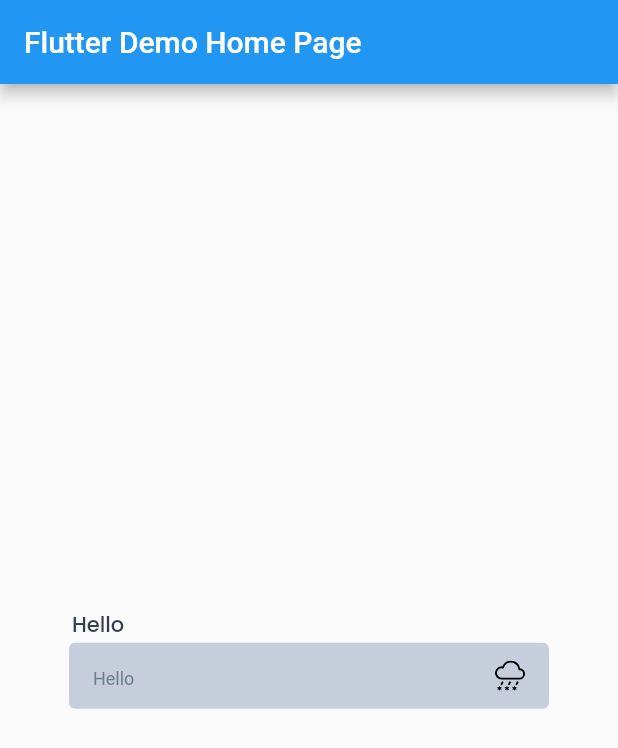
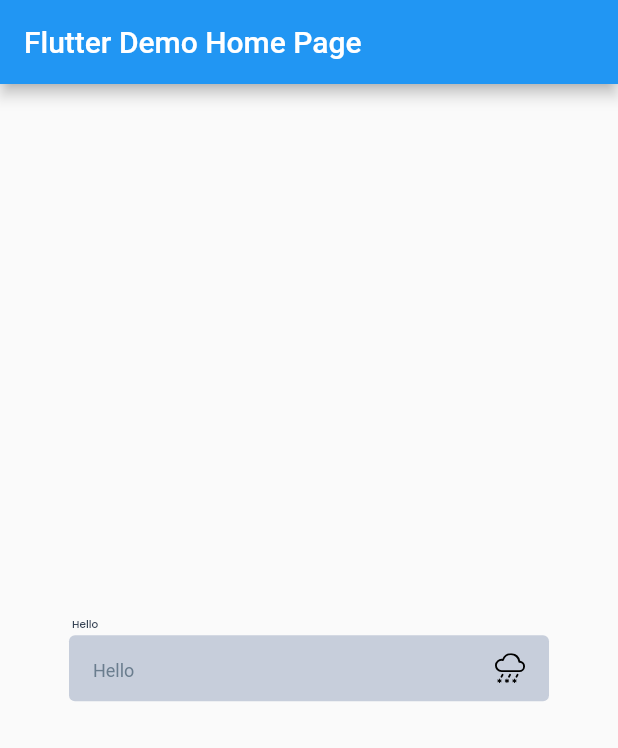
Before and after one commit to rokr1590/aakar-foundry, a Flutter app: the screen it shows after launch, on a phone screen of 412 x 824 dp. Shown: the top 748 px of the screen. Run offline on Flutter 3.47's test engine with Material 2 defaults, Android fonts, the phone set to English and light mode, and no system bars; our stand-ins replace bootstrap_icons; missing offline and left inert: dart:ffi.

Commit message:
app_style, textfield and button file done

```diff
--- a/lib/themes/app_style.dart
+++ b/lib/themes/app_style.dart
@@ -1,19 +1,158 @@
 import 'dart:ui';
 import 'package:aakarfoundry/utils/color_constant.dart';
 import 'package:aakarfoundry/utils/size_utils.dart';
+import 'package:flutter/material.dart';
 
-class AppStyle{
- static TextStyle txtPoppinsBold64bgDark = TextStyle(
-  color: Colorselect.bgDark,
-  fontSize:getFontSize(64),
+class AppStyle {
+  static TextStyle txtPoppinsBold64(Color color) => TextStyle(
+        color: color,
+        fontSize: getFontSize(64),
         fontFamily: 'Poppins',
         fontWeight: FontWeight.bold,
       );
 
- static TextStyle txtPoppinsBold28bgDark = TextStyle(
-  color: Colorselect.bgDark,
-  fontSize:getFontSize(28),
+  static TextStyle txtPoppinsBold28(Color color) => TextStyle(
+        color: color,
+        fontSize: getFontSize(28),
         fontFamily: 'Poppins',
         fontWeight: FontWeight.bold,
       );
+
+  static TextStyle txtPoppinRegular14(Color color) => TextStyle(
+        color: color,
+        fontSize: getFontSize(14),
+        fontFamily: 'Poppins',
+        fontWeight: FontWeight.w400,
+        letterSpacing: 0.02,
+        height: 1.5,
+      );
+
+  static TextStyle txtPoppinsRegular12(Color color) => TextStyle(
+        color: color,
+        fontSize: getFontSize(12),
+        fontFamily: 'Poppins',
+        fontWeight: FontWeight.w400,
+        letterSpacing: 0.02,
+        height: 1.5,
+      );
+
+  static TextStyle txtPoppinsRegular16(Color color) => TextStyle(
+        color: color,
+        fontSize: getFontSize(16),
+        fontFamily: 'Poppins',
+        fontWeight: FontWeight.w400,
+        letterSpacing: 0.02,
+        height: 1.5,
+      );
+
+  static TextStyle txtPoppinsExtraBold72(Color color) => TextStyle(
+        color: color,
+        fontFamily: 'Poppins',
+        fontSize: getFontSize(72),
+        fontWeight: FontWeight.w800,
+        letterSpacing: 0.01,
+        height: 1.5,
+      );
+
+  static TextStyle txtPoppinsBold48(Color color) => TextStyle(
+        color: color,
+        fontSize: getFontSize(48),
+        fontFamily: 'Poppins',
+        fontWeight: FontWeight.bold,
+        letterSpacing: 0.01,
+        height: 1.5,
+      );
+
+  static TextStyle txtPoppinsBold36(Color color) => TextStyle(
+        color: color,
+        fontSize: getFontSize(36),
+        fontFamily: 'Poppins',
+        fontWeight: FontWeight.bold,
+        letterSpacing: 0.01,
+        height: 1.5,
+      );
+
+  static TextStyle txtPoppinsSemiBold24(Color color) => TextStyle(
+        color: color,
+        fontSize: getFontSize(24),
+        fontFamily: 'Poppins',
+        fontWeight: FontWeight.w600,
+        letterSpacing: 0.01,
+        height: 0.916,
+      );
+
+  static TextStyle txtPoppinsSemiBold18(Color color) => TextStyle(
+        color: color,
+        fontSize: getFontSize(18),
+        fontFamily: 'Poppins',
+        fontWeight: FontWeight.w600,
+        letterSpacing: 0.01,
+        height: 1.55,
+      );
+
+  static TextStyle txtPoppinsSemiBold16(Color color) => TextStyle(
+        color: color,
+        fontSize: getFontSize(16),
+        fontFamily: 'Poppins',
+        fontWeight: FontWeight.w600,
+        letterSpacing: 0.01,
+        height: 1.5,
+      );
+
+  static TextStyle txtPoppinsSemiBold14(Color color) => TextStyle(
+        color: color,
+        fontSize: getFontSize(14),
+        fontFamily: 'Poppins',
+        fontWeight: FontWeight.w600,
+        letterSpacing: 0.01,
+        height: 1.428,
+      );
+
+  static TextStyle txtPoppinsMedium24(Color color) => TextStyle(
+        color: color,
+        fontSize: getFontSize(24),
+        fontFamily: 'Poppins',
+        fontWeight: FontWeight.w500,
+        height: 1.5,
+      );
+
+  static TextStyle txtPoppinsMedium18(Color color) => TextStyle(
+        color: color,
+        fontSize: getFontSize(18),
+        fontFamily: 'Poppins',
+        fontWeight: FontWeight.w500,
+        height: 1.55,
+      );
+
+  static TextStyle txtPoppinsMedium16(Color color) => TextStyle(
+        color: color,
+        fontSize: getFontSize(16),
+        fontFamily: 'Poppins',
+        fontWeight: FontWeight.w500,
+        height: 1.5,
+      );
+
+  static TextStyle txtPoppinsMedium14(Color color) => TextStyle(
+        color: color,
+        fontSize: getFontSize(14),
+        fontFamily: 'Poppins',
+        fontWeight: FontWeight.w500,
+        height: 1.428,
+      );
+
+  static TextStyle txtPoppinsMedium12(Color color) => TextStyle(
+        color: color,
+        fontSize: getFontSize(12),
+        fontFamily: 'Poppins',
+        fontWeight: FontWeight.w500,
+        height: 1.5,
+      );
+
+  static TextStyle txtPoppinsMedium10(Color color) => TextStyle(
+        color: color,
+        fontSize: getFontSize(10),
+        fontFamily: 'Poppins',
+        fontWeight: FontWeight.w500,
+        height: 1.2,
+      );
 }
--- a/lib/utils/typography.dart
+++ /dev/null
@@ -1,134 +0,0 @@
-import 'package:flutter/material.dart';
-
-class TextStyles {
-  static BodyM(Color color) => TextStyle(
-        fontFamily: 'Poppins',
-        color: color,
-        fontSize: 14,
-        fontWeight: FontWeight.normal,
-        height: 1.5,
-        letterSpacing: 0.02,
-      );
-
-  static BodyS(Color color) => TextStyle(
-        fontFamily: 'Poppins',
-        color: color,
-        fontSize: 12,
-        fontWeight: FontWeight.normal,
-        height: 1.5,
-        letterSpacing: 0.02,
-      );
-
-  static BodyL(Color color) => TextStyle(
-        fontFamily: 'Poppins',
-        color: color,
-        fontSize: 16,
-        fontWeight: FontWeight.normal,
-        height: 1.5,
-        letterSpacing: 0.02,
-      );
-
-  static Heading1(Color color) => TextStyle(
-      fontFamily: 'Poppins',
-      color: color,
-      fontSize: 72,
-      fontWeight: FontWeight.w800,
-      height: 1.5,
-      letterSpacing: 0.01);
-
-  static Heading2(Color color) => TextStyle(
-      fontFamily: 'Poppins',
-      color: color,
-      fontSize: 48,
-      fontWeight: FontWeight.w700,
-      height: 1.5,
-      letterSpacing: 0.01);
-
-  static Heading3(Color color) => TextStyle(
-      fontFamily: 'Poppins',
-      color: color,
-      fontSize: 36,
-      fontWeight: FontWeight.w700,
-      height: 1.5,
-      letterSpacing: 0.01);
-
-  static Heading4(Color color) => TextStyle(
-      fontFamily: 'Poppins',
-      color: color,
-      fontSize: 24,
-      fontWeight: FontWeight.w600,
-      height: 0.916,
-      letterSpacing: 0.01);
-
-  static Heading5(Color color) => TextStyle(
-      fontFamily: 'Poppins',
-      color: color,
-      fontSize: 18,
-      fontWeight: FontWeight.w600,
-      height: 1.55,
-      letterSpacing: 0.01);
-
-  static Heading6(Color color) => TextStyle(
-      fontFamily: 'Poppins',
-      color: color,
-      fontSize: 16,
-      fontWeight: FontWeight.w600,
-      height: 1.5,
-      letterSpacing: 0.01);
-
-  static Heading7(Color color) => TextStyle(
-      fontFamily: 'Poppins',
-      color: color,
-      fontSize: 14,
-      fontWeight: FontWeight.w600,
-      height: 1.428,
-      letterSpacing: 0.01);
-
-  static Label1(Color color) => TextStyle(
-        fontFamily: 'Poppins',
-        color: color,
-        fontSize: 24,
-        fontWeight: FontWeight.w500,
-        height: 1.5,
-      );
-
-  static Label2(Color color) => TextStyle(
-        fontFamily: 'Poppins',
-        color: color,
-        fontSize: 18,
-        fontWeight: FontWeight.w500,
-        height: 1.55,
-      );
-
-  static Label3(Color color) => TextStyle(
-        fontFamily: 'Poppins',
-        color: color,
-        fontSize: 16,
-        fontWeight: FontWeight.w500,
-        height: 1.5,
-      );
-
-  static Label4(Color color) => TextStyle(
-        fontFamily: 'Poppins',
-        color: color,
-        fontSize: 14,
-        fontWeight: FontWeight.w500,
-        height: 1.428,
-      );
-
-  static Label5(Color color) => TextStyle(
-        fontFamily: 'Poppins',
-        color: color,
-        fontSize: 12,
-        fontWeight: FontWeight.w500,
-        height: 1.5,
-      );
-
-  static Label6(Color color) => TextStyle(
-        fontFamily: 'Poppins',
-        color: color,
-        fontSize: 10,
-        fontWeight: FontWeight.w500,
-        height: 1.2,
-      );
-}
--- a/lib/widget/textfield.dart
+++ b/lib/widget/textfield.dart
@@ -3,7 +3,7 @@
 import '../utils/color_constant.dart';
 import 'package:flutter/material.dart';
 
-import '../utils/typography.dart';
+import '../themes/app_style.dart';
 
 class textfield extends StatefulWidget {
   final IconData? prefixicon;
@@ -32,7 +32,7 @@ class _textfieldState extends State<textfield> {
           padding: EdgeInsets.only(left: 2.0),
           child: Text(
             widget.topString,
-            style: TextStyles.Label4(Colorselect.primaryColor),
+            style: AppStyle.txtPoppinsMedium14(Colorselect.primaryColor),
           ),
         ),
         SizedBox(height: 2.0),
@@ -81,12 +81,7 @@ class _textfieldState extends State<textfield> {
           padding: EdgeInsets.only(left: 2.0),
           child: widget.bottomString != ""
               ? Text(widget.bottomString,
-                  style: TextStyles.Label6(
-                    Colorselect.HelperRed,
-
-                    // fontSize: 11.0,
-                    // fontWeight: FontWeight.w500,
-                  ))
+                  style: AppStyle.txtPoppinsMedium10(Colorselect.HelperRed))
               : null,
         ),
       ]),
```
Lines whose indentation alone changed are shown as unchanged.
